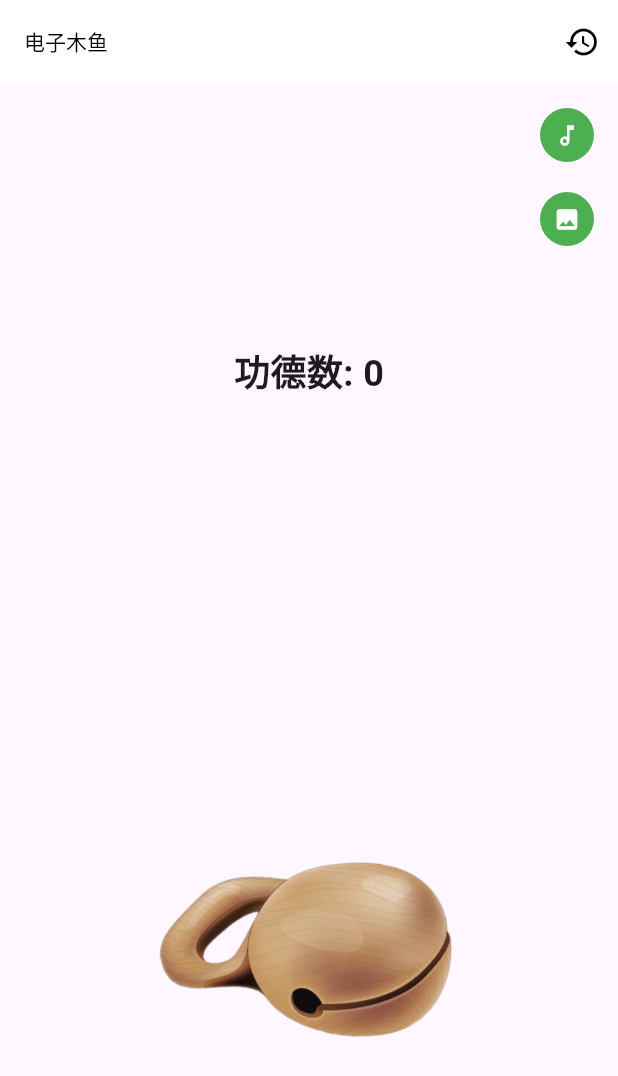
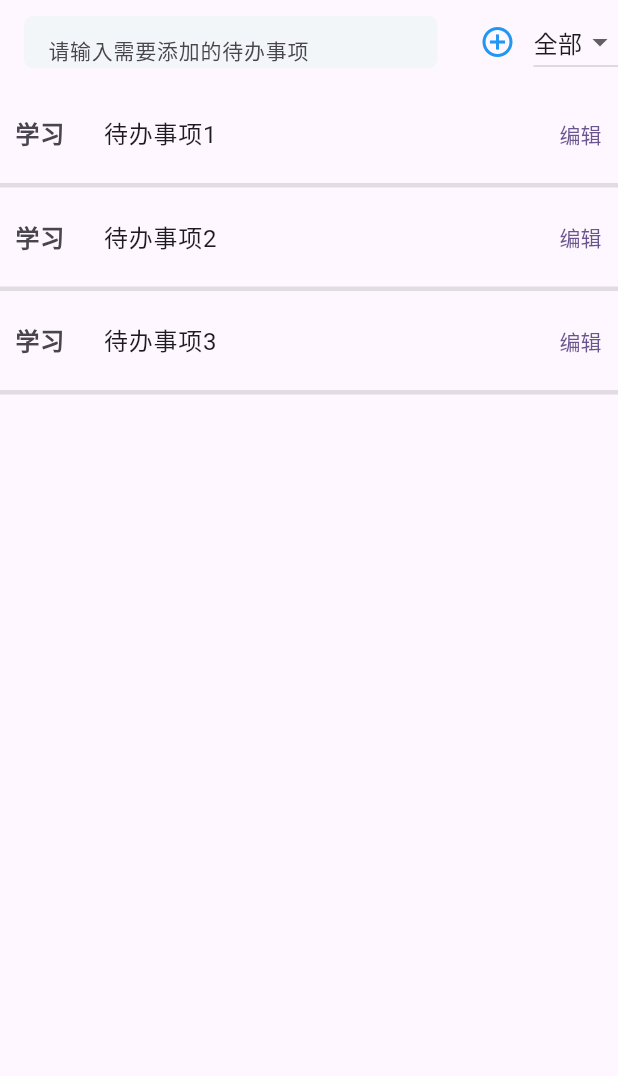
Before and after one commit to jihaobin/fun_fun_toolbox, a Flutter app: the screen it shows after launch, on a phone screen of 412 x 824 dp. Shown: the top 1076 px of the screen. Run offline on Flutter 3.47's test engine with Material 3 defaults, Android fonts, the phone set to English and light mode, and no system bars; drawn by our look-alikes of flutter_slidable; missing offline and left inert: flame_audio, progress_border.

Commit message:
feat: 实现待办事项基本布局
Signed-off-by: jhb <2644263665@qq.com>

```diff
--- a/lib/main.dart
+++ b/lib/main.dart
@@ -1,6 +1,5 @@
 import 'package:flutter/material.dart';
-
-import 'muyu/muyu_page.dart';
+import 'package:fun_toolbox/todo/todo_page.dart';
 
 void main() {
   runApp(const MyApp());
@@ -17,7 +16,7 @@ class MyApp extends StatelessWidget {
         colorScheme: ColorScheme.fromSeed(seedColor: Colors.deepPurple),
         useMaterial3: true,
       ),
-      home: const MuyuPage(),
+      home: const TodoPage(),
     );
   }
 }
--- /dev/null
+++ b/lib/todo/todo_page.dart
@@ -0,0 +1,127 @@
+import 'package:flutter/material.dart';
+import 'package:flutter_slidable/flutter_slidable.dart';
+import 'package:progress_border/progress_border.dart';
+
+class TodoPage extends StatefulWidget {
+  const TodoPage({super.key});
+
+  @override
+  State<TodoPage> createState() => _TodoPageState();
+}
+
+class _TodoPageState extends State<TodoPage> {
+  String currentCategory = '全部';
+  List<String> categories = ['全部', '工作', '学习', '生活'];
+  List<String> todos = ['待办事项1', '待办事项2', '待办事项3'];
+
+  @override
+  Widget build(BuildContext context) {
+    return Scaffold(
+      appBar: AppBar(
+        title: TextField(
+          keyboardType: TextInputType.number,
+          decoration: const InputDecoration(
+            filled: true,
+            fillColor: Color(0xffF3F6F9),
+            constraints: BoxConstraints(maxHeight: 35),
+            border: UnderlineInputBorder(
+                borderSide: BorderSide.none,
+                borderRadius: BorderRadius.all(Radius.circular(6))),
+            hintText: "请输入需要添加的待办事项",
+            hintStyle: TextStyle(fontSize: 14),
+          ),
+          onEditingComplete: () {},
+        ),
+        actions: [
+          IconButton(
+            onPressed: () {},
+            icon: const Icon(
+              Icons.add_circle_outline_sharp,
+              color: Colors.blue,
+            ),
+          ),
+          DropdownButton<String>(
+            value: currentCategory,
+            items: categories.map((
+              String value,
+            ) {
+              return DropdownMenuItem<String>(
+                value: value,
+                child: Text(value),
+              );
+            }).toList(),
+            onChanged: (Object? value) {
+              currentCategory = value.toString();
+              setState(() {});
+            },
+          )
+        ],
+      ),
+      body: ListView.builder(
+        itemCount: todos.length,
+        itemBuilder: (BuildContext context, int index) {
+          return Slidable(
+            endActionPane: ActionPane(
+              motion: const ScrollMotion(),
+              children: [
+                SlidableAction(
+                  onPressed: (BuildContext context) {
+                    // 删除操作
+                    todos.removeAt(index);
+                    setState(() {});
+                  },
+                  backgroundColor: const Color(0xFFFE4A49),
+                  foregroundColor: Colors.white,
+                  icon: Icons.delete,
+                  label: '删除',
+                ),
+              ],
+            ),
+            child: Container(
+              padding: const EdgeInsets.symmetric(vertical: 5),
+              decoration: BoxDecoration(
+                  border: Border(
+                      bottom: BorderSide(
+                          color: Colors.grey.withOpacity(0.3), width: 3))),
+              child: ListTile(
+                contentPadding: const EdgeInsets.symmetric(horizontal: 0),
+                leading: Container(
+                  constraints: const BoxConstraints(
+                    maxWidth: 80,
+                  ),
+                  child: Container(
+                    padding: const EdgeInsets.all(10),
+                    decoration: BoxDecoration(
+                      shape: BoxShape.circle,
+                      border: ProgressBorder.all(
+                        color: Colors.blue,
+                        width: 3,
+                        progress: 1,
+                      ),
+                    ),
+                    child: const Text(
+                      "学习",
+                      style:
+                          TextStyle(fontSize: 16, fontWeight: FontWeight.bold),
+                    ),
+                  ),
+                ),
+                title: Text(todos[index]),
+                trailing: Container(
+                  constraints: const BoxConstraints(maxWidth: 50),
+                  child: TextButton(
+                    style: TextButton.styleFrom(
+                      padding: const EdgeInsets.symmetric(horizontal: 5.0,), // 设置内边距
+                    ),
+                    onPressed: () {},
+                    child: const Text("编辑"),
+                  ),
+                ),
+              ),
+            ),
+          );
+        },
+      ),
+    );
+  }
+}
```
